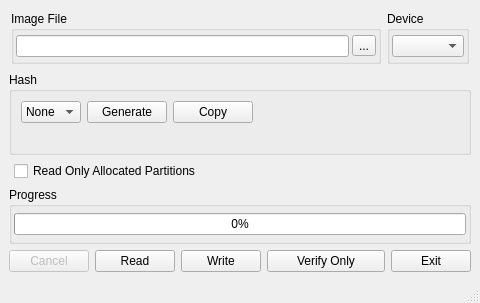
Before: the Qt Designer form src/mainwindow.ui in TBDD-RU/azimuth3imager, drawn with Qt 5.
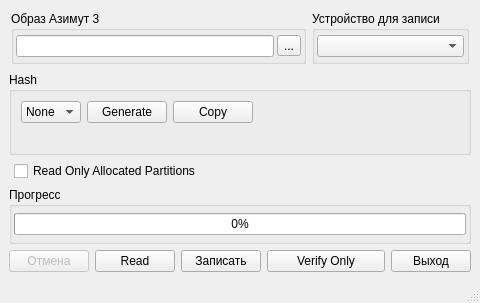
After: the same form once the commit is applied. Icons and pictures are not drawn. Custom widgets are drawn as their Qt base class.

The edit to the form file:
```diff
--- a/src/mainwindow.ui
+++ b/src/mainwindow.ui
@@ -51,7 +51,7 @@
       <item>
        <widget class="QGroupBox" name="groupBox">
         <property name="title">
-         <string>Image File</string>
+         <string>Образ Азимут 3</string>
         </property>
         <layout class="QHBoxLayout">
          <property name="spacing">
@@ -89,7 +89,7 @@
       <item>
        <widget class="QGroupBox" name="groupBox_2">
         <property name="title">
-         <string>Device</string>
+         <string>Устройство для записи</string>
         </property>
         <layout class="QHBoxLayout">
          <property name="spacing">
@@ -265,7 +265,7 @@
     <item>
      <widget class="QGroupBox" name="groupBox_5">
       <property name="title">
-       <string>Progress</string>
+       <string>Прогресс</string>
       </property>
       <layout class="QHBoxLayout">
        <property name="spacing">
@@ -316,7 +316,7 @@
          <string>Cancel current process.</string>
         </property>
         <property name="text">
-         <string>Cancel</string>
+         <string>Отмена</string>
         </property>
        </widget>
       </item>
@@ -351,7 +351,7 @@
          <string>Write data from 'Image File' to 'Device'</string>
         </property>
         <property name="text">
-         <string>Write</string>
+         <string>Записать</string>
         </property>
        </widget>
       </item>
@@ -377,7 +377,7 @@
          <string>Exit Win32 Disk Imager</string>
         </property>
         <property name="text">
-         <string>Exit</string>
+         <string>Выход</string>
         </property>
        </widget>
       </item>
```
Left out of the diff: 10 changed lines with no effect on the pictures.
